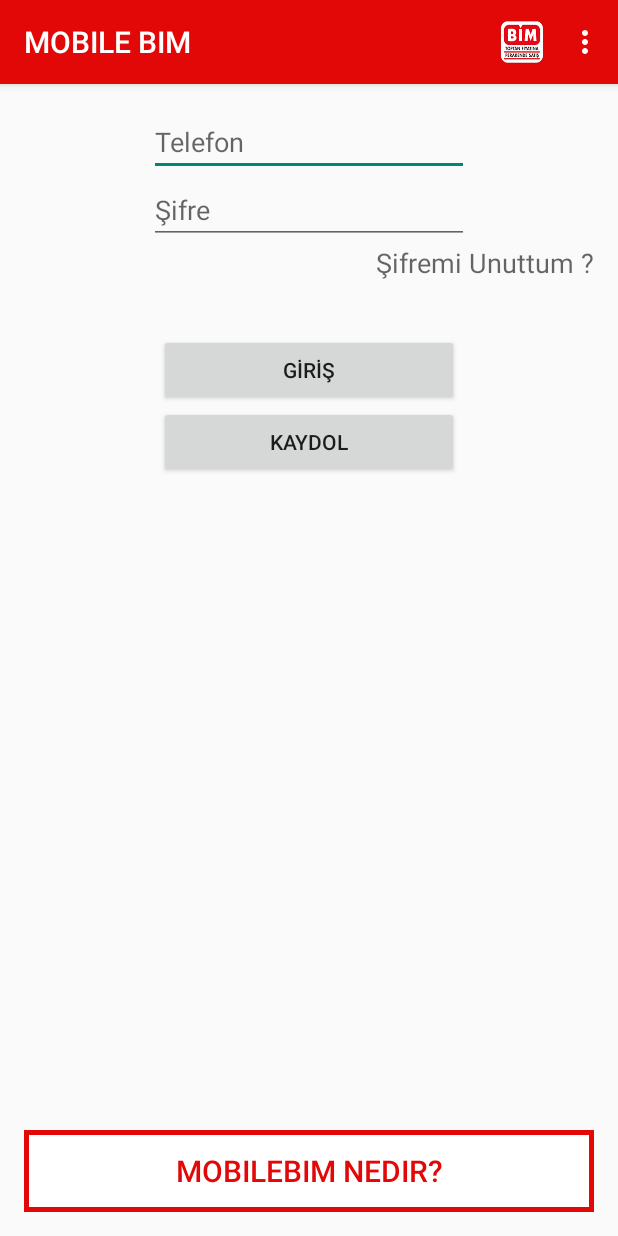
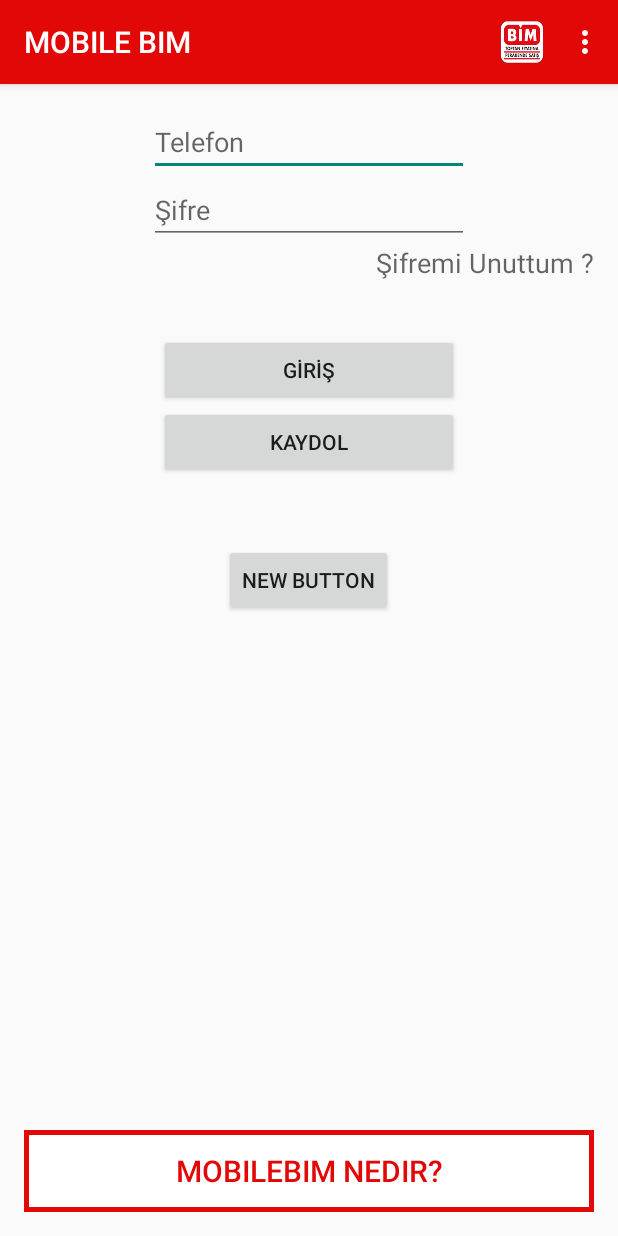
Before and after one commit to tfoseiuqunuylno/servis, an Android app: the screen it shows after launch (MainActivity), on a phone screen of 412 x 824 dp. Run offline under Robolectric (Android 15) with nearby library versions, the phone set to English and light mode, and no system bars.

Commit message:
baslangic 2.developer kullanici

```diff
--- a/app/src/main/res/layout/activity_main.xml
+++ b/app/src/main/res/layout/activity_main.xml
@@ -81,5 +81,14 @@
             />
     </FrameLayout>
 
+    <Button
+        android:layout_width="wrap_content"
+        android:layout_height="wrap_content"
+        android:text="New Button"
+        android:id="@+id/button"
+        android:layout_below="@+id/buttonKaydol"
+        android:layout_centerHorizontal="true"
+        android:layout_marginTop="44dp" />
+
 
 </RelativeLayout>
```
